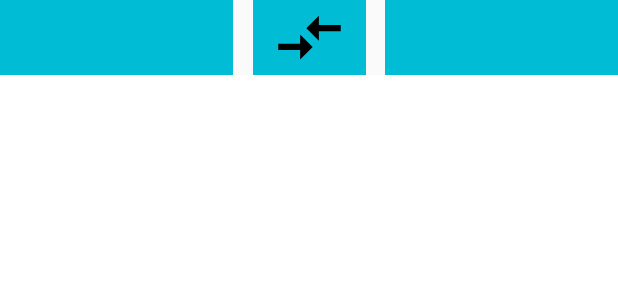
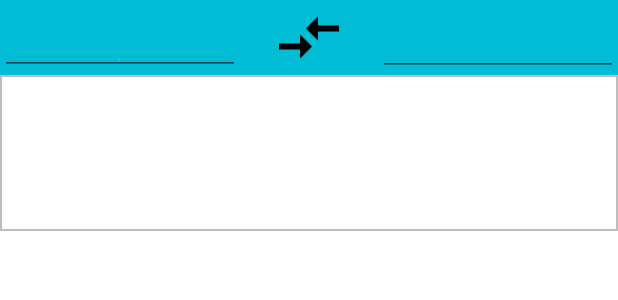
Before and after one commit to SemenNag/myyandextranslate, an Android app: the layout activity_translate.xml on its own in the app's theme, with its tools: preview values and no code run, on a phone screen of 412 x 824 dp. Shown: the top 300 px of the screen. Run offline under Robolectric (Android 15) with nearby library versions, the phone set to English and light mode, and no system bars.

```diff
--- /dev/null
+++ b/app/src/main/res/drawable/back_border.xml
@@ -0,0 +1,8 @@
+<?xml version="1.0" encoding="utf-8"?>
+<shape xmlns:android="http://schemas.android.com/apk/res/android"
+    android:shape="rectangle">
+    <solid android:color="@color/icons" />
+    <stroke
+        android:width="1dip"
+        android:color="@color/divider" />
+</shape>
--- a/app/src/main/res/layout/activity_translate.xml
+++ b/app/src/main/res/layout/activity_translate.xml
@@ -5,23 +5,30 @@
     android:layout_height="match_parent"
     android:orientation="vertical">
 
+    <android.support.constraint.ConstraintLayout
+        android:id="@+id/translate_up_bar"
+        android:layout_width="match_parent"
+        android:layout_height="50dp"
+        android:background="@color/primary"
+        app:layout_constraintLeft_toLeftOf="parent"
+        app:layout_constraintRight_toRightOf="parent"
+        app:layout_constraintTop_toTopOf="parent">
+
         <EditText
             android:id="@+id/fromLangSelection"
-        android:layout_width="155dp"
-        android:layout_height="@dimen/up_action_bar"
-        android:background="@color/primary"
+            android:layout_width="160dp"
+            android:layout_height="50dp"
+            android:drawableBottom="@color/divider"
             android:focusable="false"
             android:inputType="textPersonName"
             android:textColor="@color/icons"
-        android:drawableBottom="@color/divider"
             app:layout_constraintLeft_toLeftOf="parent"
             app:layout_constraintTop_toTopOf="parent" />
 
         <EditText
             android:id="@+id/toLangSelection"
-        android:layout_width="155dp"
-        android:layout_height="@dimen/up_action_bar"
-        android:background="@color/primary"
+            android:layout_width="160dp"
+            android:layout_height="50dp"
             android:focusable="false"
             android:inputType="textPersonName"
             android:textColor="@color/icons"
@@ -30,27 +37,27 @@
 
         <ImageView
             android:id="@+id/changeTranslateDirection"
-        android:layout_width="75dp"
-        android:layout_height="@dimen/up_action_bar"
-        android:layout_marginTop="0dp"
-        android:background="@color/primary"
+            android:layout_width="48dp"
+            android:layout_height="50dp"
             android:contentDescription="@string/change_translate_direction"
             android:src="@drawable/ic_compare_arrows_black_24dp"
             app:layout_constraintLeft_toRightOf="@+id/fromLangSelection"
             app:layout_constraintRight_toLeftOf="@+id/toLangSelection"
             app:layout_constraintTop_toTopOf="@+id/fromLangSelection" />
 
+    </android.support.constraint.ConstraintLayout>
+
     <EditText
         android:id="@+id/home_inputSourceText"
         android:layout_width="0dp"
         android:layout_height="104dp"
-        android:background="@color/icons"
+        android:background="@drawable/back_border"
+        android:drawableBottom="@color/divider"
         android:inputType="textAutoCorrect"
         android:textColor="@color/primary_text"
-        android:drawableBottom="@color/divider"
         app:layout_constraintLeft_toLeftOf="parent"
         app:layout_constraintRight_toRightOf="parent"
-        app:layout_constraintTop_toBottomOf="@+id/fromLangSelection" />
+        app:layout_constraintTop_toBottomOf="@+id/translate_up_bar" />
 
     <TextView
         android:id="@+id/home_outPutText"
--- a/app/src/main/res/layout/fragment_history_list.xml
+++ b/app/src/main/res/layout/fragment_history_list.xml
@@ -8,6 +8,7 @@
         android:id="@android:id/list"
         android:layout_width="match_parent"
         android:layout_height="wrap_content"
-        android:divider="@color/divider" />
+        android:divider="@color/divider"
+        android:dividerHeight="1dp" />
 
 </android.support.constraint.ConstraintLayout>
```
Also changed, not shown: app/src/main/java/edu/semnag/myyandextranslate/request/operations/TranslateOperations.java (+7 -3 lines), app/src/main/res/layout/fragment_history_item.xml (+6 -7 lines). Lines whose indentation alone changed are shown as unchanged.
